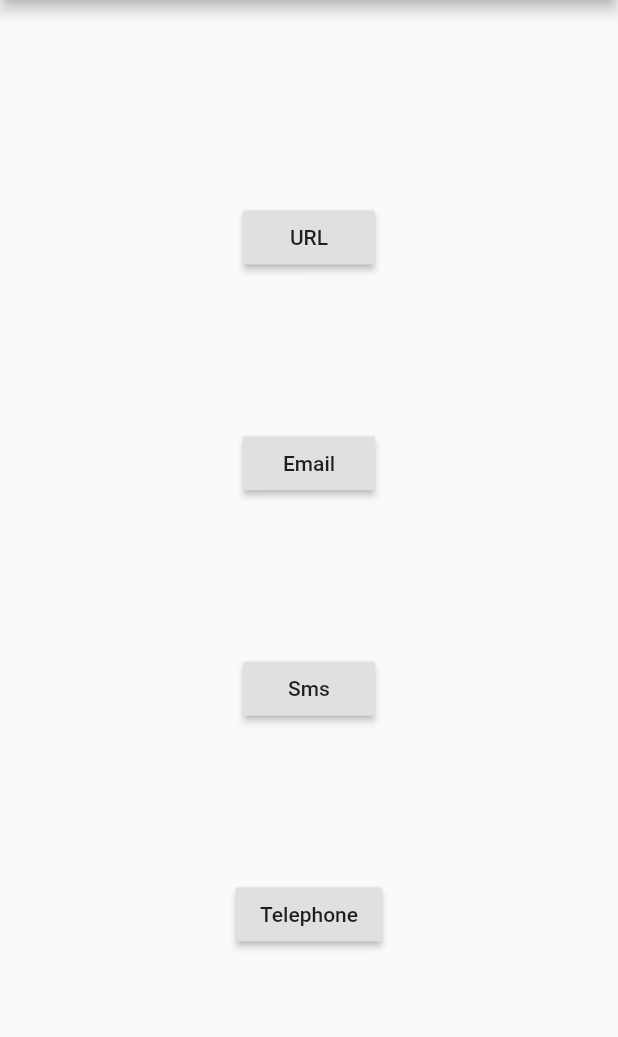
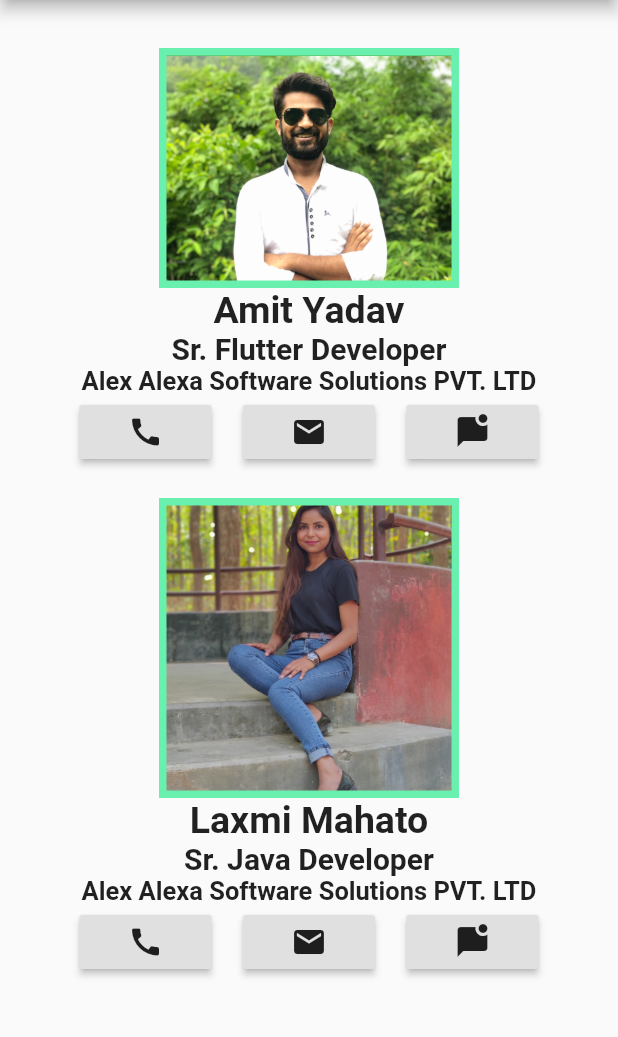
Before and after one commit to amit142857/live_template, a Flutter app: the screen it shows after launch, on a phone screen of 412 x 824 dp, the part 84-1121 px from its top. Run offline on Flutter 3.47's test engine with Material 2 defaults, Android fonts, the phone set to English and light mode, and no system bars.

Commit message:
alex and alexa

```diff
--- a/lib/main.dart
+++ b/lib/main.dart
@@ -6,6 +6,7 @@ import 'package:url_launcher/url_launcher.dart';
 
 void main() {
   runApp(new MaterialApp(
+    debugShowCheckedModeBanner: false,
     home: new MyApp(),
   ));
 }
@@ -50,15 +51,103 @@ class _State extends State<MyApp> {
       body: new Container(
           padding: new EdgeInsets.all(32.0),
           child: new Center(
-            child: new Column(
-              mainAxisAlignment: MainAxisAlignment.spaceEvenly,
+            child: Column(
+              mainAxisAlignment: MainAxisAlignment.start,
               crossAxisAlignment: CrossAxisAlignment.center,
-              children: <Widget>[
-                new RaisedButton(onPressed: _showUrl, child: new Text('URL'),),
-                new RaisedButton(onPressed: _showEmail, child: new Text('Email'),),
-                new RaisedButton(onPressed: _showSms, child: new Text('Sms'),),
-                new RaisedButton(onPressed: _showTelephone, child: new Text('Telephone'),),
-
+              children: [
+                Container(
+                  width: 200,
+                  height: 160,
+                  decoration: BoxDecoration(
+                    shape: BoxShape.rectangle,
+                    image: DecorationImage(
+                      image: AssetImage('Images/amit.jpg'),
+                      fit: BoxFit.contain
+                    ),
+                      border: Border.all(color: Colors.greenAccent , width: 5.0),
+                    gradient: RadialGradient(colors: <Color>[Colors.greenAccent , Colors.green])
+                  ),
+                ),
+                Text("Amit Yadav" ,
+                style: TextStyle(
+                  fontSize: 25,
+                  fontWeight: FontWeight.bold
+                ),
+                  textAlign: TextAlign.center,
+                ),
+                Text("Sr. Flutter Developer" ,
+                  style: TextStyle(
+                      fontSize: 20,
+                      fontWeight: FontWeight.bold
+                  ),
+                  textAlign: TextAlign.center,
+                ),
+                Text("Alex Alexa Software Solutions PVT. LTD" ,
+                  style: TextStyle(
+                      fontSize: 17,
+                      fontWeight: FontWeight.bold
+                  ),
+                  textAlign: TextAlign.center,
+                ),
+                new Row(
+                  mainAxisAlignment: MainAxisAlignment.spaceEvenly,
+                  crossAxisAlignment: CrossAxisAlignment.start,
+                  children: <Widget>[
+                    new RaisedButton(onPressed: _showTelephone, child: Icon(Icons.call),),
+                    new RaisedButton(onPressed: _showEmail, child: Icon(Icons.mail),),
+                    new RaisedButton(onPressed: _showSms, child: Icon(Icons.mark_chat_unread),),
+                  ],
+                ),
+                  SizedBox(
+                    height: 20,
+                  ),
+                  Column(
+                    children: [
+                      Container(
+                        width: 200,
+                        height: 200,
+                        decoration: BoxDecoration(
+                            shape: BoxShape.rectangle,
+                            image: DecorationImage(
+                                image: AssetImage('Images/laxmi.jpg'),
+                                fit: BoxFit.contain
+                            ),
+                            border: Border.all(color: Colors.greenAccent , width: 5.0),
+                            gradient: RadialGradient(colors: <Color>[Colors.greenAccent , Colors.green])
+                        ),
+                      ),
+                      Text("Laxmi Mahato" ,
+                        style: TextStyle(
+                            fontSize: 25,
+                            fontWeight: FontWeight.bold
+                        ),
+                        textAlign: TextAlign.center,
+                      ),
+                      Text("Sr. Java Developer" ,
+                        style: TextStyle(
+                            fontSize: 20,
+                            fontWeight: FontWeight.bold
+                        ),
+                        textAlign: TextAlign.center,
+                      ),
+                      Text("Alex Alexa Software Solutions PVT. LTD" ,
+                        style: TextStyle(
+                            fontSize: 17,
+                            fontWeight: FontWeight.bold
+                        ),
+                        textAlign: TextAlign.center,
+                      ),
+                      Row(
+                        mainAxisAlignment: MainAxisAlignment.spaceEvenly,
+                        crossAxisAlignment: CrossAxisAlignment.start,
+                        children: <Widget>[
+                          new RaisedButton(onPressed:() => _launch('tel:981-797-3974'), child: Icon(Icons.call),),
+                          new RaisedButton(onPressed:() => _launch('mailto:laxmi.mahato.lm.9803@gmail.com') , child: Icon(Icons.mail),),
+                          new RaisedButton(onPressed:() => _launch('sms:981-797-3974'), child: Icon(Icons.mark_chat_unread),),
+                        ],
+                      ),
+                    ],
+                  ),
               ],
             ),
           )
```
Also changed, not shown: Images/laxmi.jpg (added).
